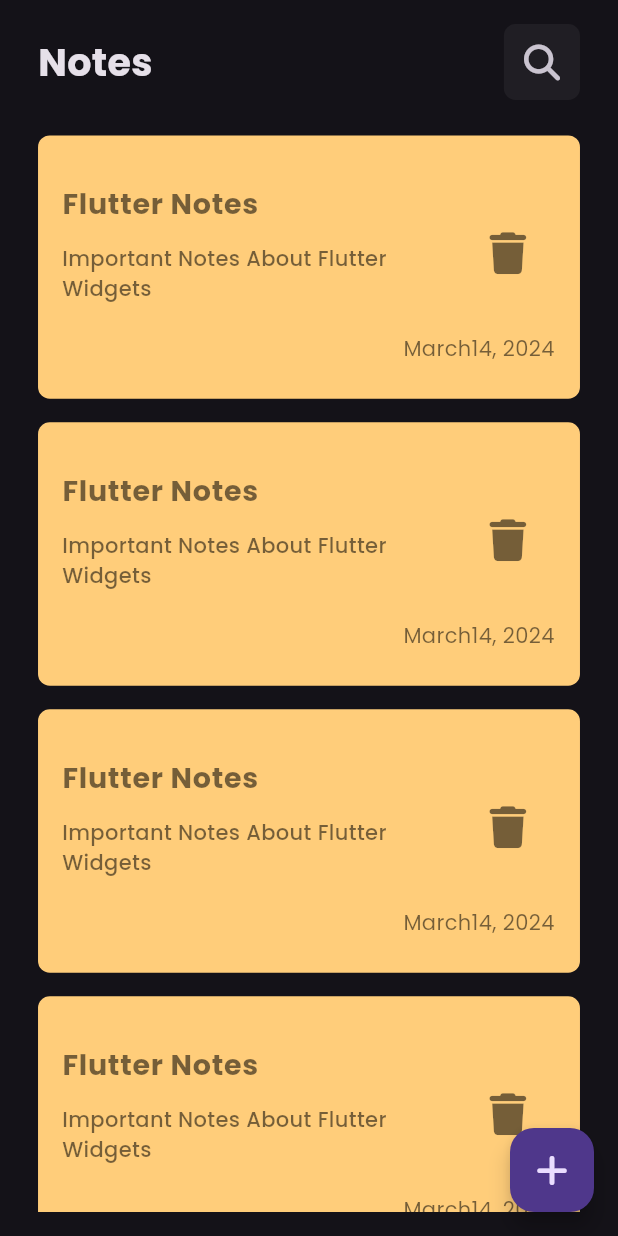
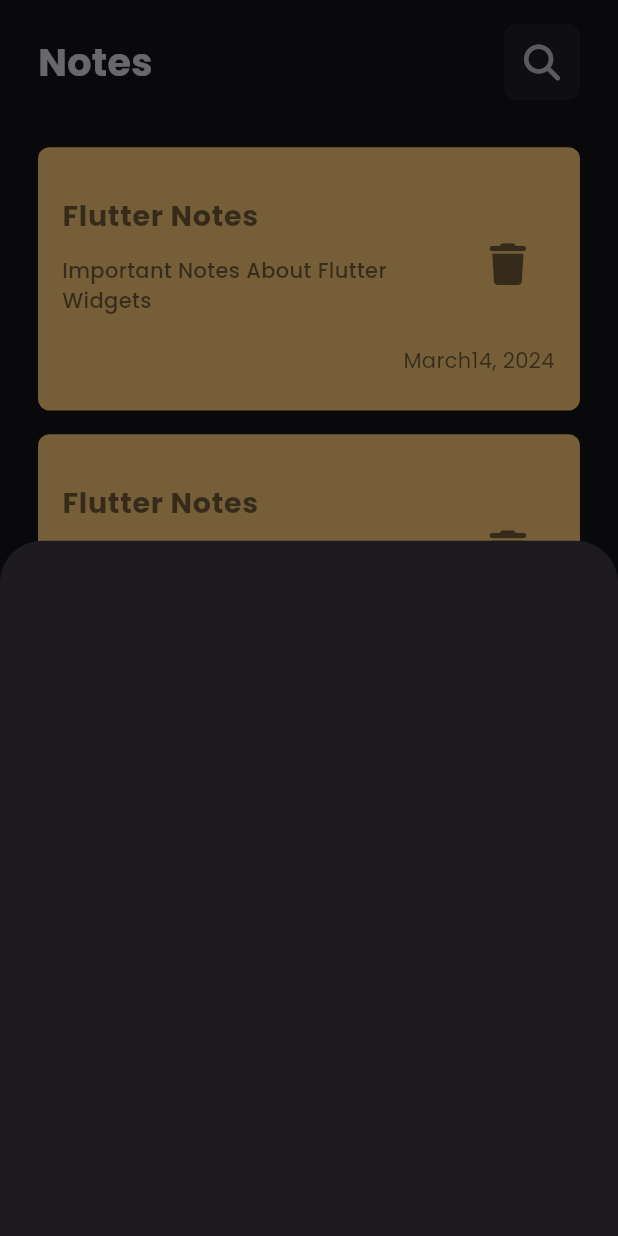
Before and after one commit to MahmoudYasserElbanna/flutter_notes_app, a Flutter app: the screen it shows after launch, after a tap on an icon or button, on a phone screen of 412 x 824 dp. Run offline on Flutter 3.47's test engine with Material 3 defaults, Android fonts, the phone set to English and light mode, and no system bars; our stand-ins replace flutter_screenutil, font_awesome_flutter.

Commit message:
Add model bottom sheet

```diff
--- a/lib/views/notes_view.dart
+++ b/lib/views/notes_view.dart
@@ -1,5 +1,6 @@
 import 'package:flutter/material.dart';
 import 'package:font_awesome_flutter/font_awesome_flutter.dart';
+import 'package:note_app/widgets/model_bottom_sheet.dart';
 import 'package:note_app/widgets/notes_view_body.dart';
 
 class NotesView extends StatelessWidget {
@@ -9,7 +10,14 @@ class NotesView extends StatelessWidget {
   Widget build(BuildContext context) {
     return Scaffold(
       floatingActionButton: FloatingActionButton(
-        onPressed: () {},
+        onPressed: () {
+          showModalBottomSheet(
+            context: context,
+            builder: (context) {
+              return AddModelBottomSheet();
+            },
+          );
+        },
         child: const Icon(FontAwesomeIcons.plus),
       ),
       body: const NotesViewBody(),
--- /dev/null
+++ b/lib/widgets/model_bottom_sheet.dart
@@ -0,0 +1,10 @@
+import 'package:flutter/material.dart';
+
+class AddModelBottomSheet extends StatelessWidget {
+  const AddModelBottomSheet({super.key});
+
+  @override
+  Widget build(BuildContext context) {
+    return Container();
+  }
+}
--- a/lib/widgets/notes_list_items.dart
+++ b/lib/widgets/notes_list_items.dart
@@ -7,13 +7,17 @@ class NotesListItems extends StatelessWidget {
 
   @override
   Widget build(BuildContext context) {
-    return ListView.builder(
+    return Padding(
+      padding: EdgeInsets.symmetric(vertical: 8.h),
+      child: ListView.builder(
+        padding: EdgeInsets.zero,
         itemBuilder: (context, index) {
           return Padding(
             padding: EdgeInsets.symmetric(vertical: 8.h),
             child: const NoteItem(),
           );
         },
+      ),
     );
   }
 }
```
Lines whose indentation alone changed are shown as unchanged.
